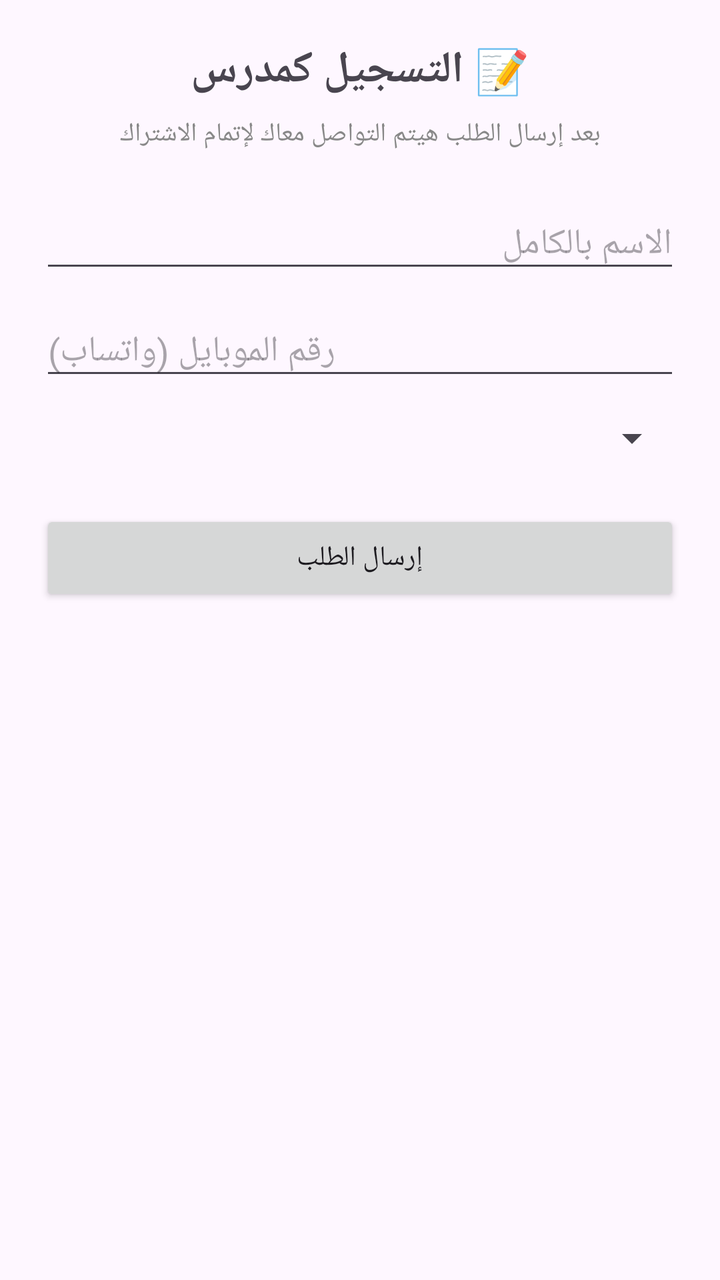
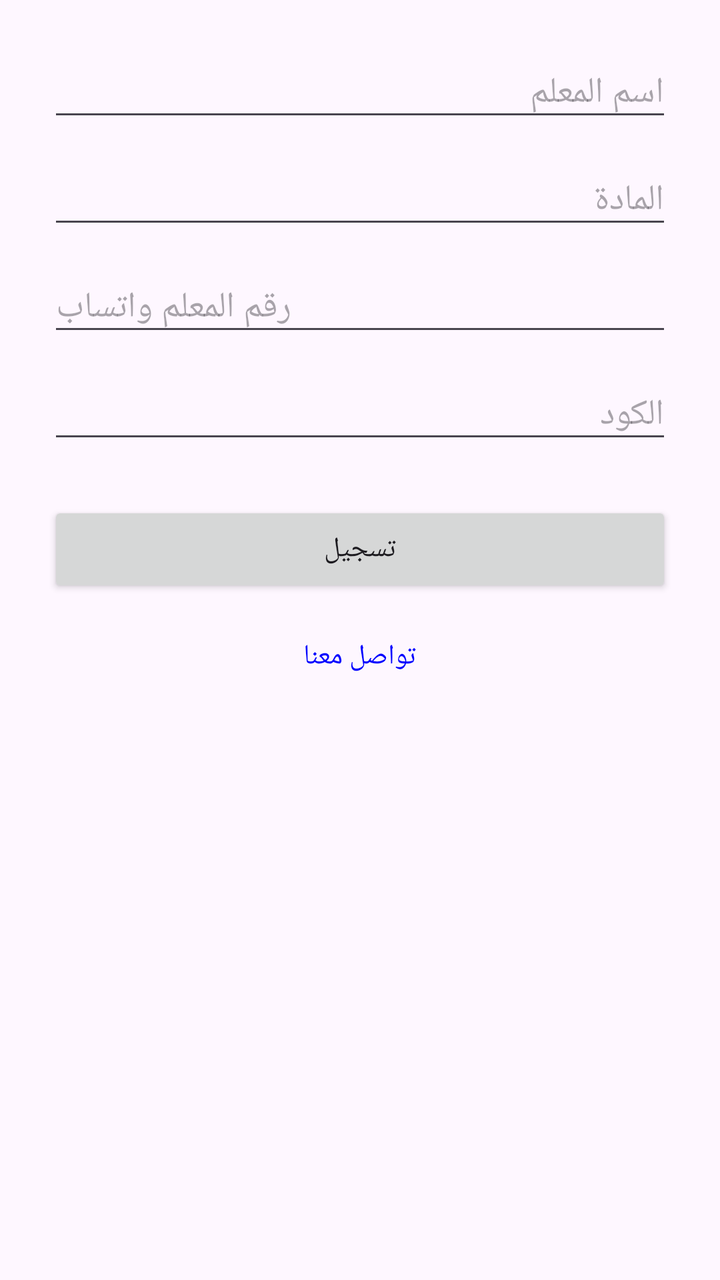

Screens rendered from an Android XML layout before and after an edit, with the pre-edit source and the edit as a unified diff.
<!-- AndroidManifest.xml: application theme Theme.1Bac -->
<!-- res/layout/activity_teacher_register.xml -->
<?xml version="1.0" encoding="utf-8"?>
<ScrollView xmlns:android="http://schemas.android.com/apk/res/android"
    android:layout_width="match_parent"
    android:layout_height="match_parent">

    <LinearLayout
        android:layout_width="match_parent"
        android:layout_height="wrap_content"
        android:orientation="vertical"
        android:padding="20dp">

        <TextView
            android:layout_width="match_parent"
            android:layout_height="wrap_content"
            android:text="📝 التسجيل كمدرس"
            android:textSize="22sp"
            android:textStyle="bold"
            android:gravity="center"
            android:layout_marginBottom="8dp" />

        <TextView
            android:layout_width="match_parent"
            android:layout_height="wrap_content"
            android:text="بعد إرسال الطلب هيتم التواصل معاك لإتمام الاشتراك"
            android:textSize="13sp"
            android:gravity="center"
            android:textColor="#888888"
            android:layout_marginBottom="24dp" />

        <EditText
            android:id="@+id/teacherNameInput"
            android:layout_width="match_parent"
            android:layout_height="wrap_content"
            android:hint="الاسم بالكامل"
            android:inputType="textPersonName" />

        <EditText
            android:id="@+id/teacherPhoneInput"
            android:layout_width="match_parent"
            android:layout_height="wrap_content"
            android:layout_marginTop="12dp"
            android:hint="رقم الموبايل (واتساب)"
            android:inputType="phone" />

        <Spinner
            android:id="@+id/teacherSubjectSpinner"
            android:layout_width="match_parent"
            android:layout_height="wrap_content"
            android:layout_marginTop="12dp" />

        <Button
            android:id="@+id/submitTeacherRequestButton"
            android:layout_width="match_parent"
            android:layout_height="wrap_content"
            android:layout_marginTop="24dp"
            android:text="إرسال الطلب" />

    </LinearLayout>
</ScrollView>
<!-- resources referenced by this layout -->
<resources>
  <style name="Theme.1Bac" parent="Base.Theme.1Bac" />
  <style name="Base.Theme.1Bac" parent="Theme.Material3.DayNight.NoActionBar">
          
          
      </style>
</resources>

<!-- the commit's change to res/layout/activity_teacher_register.xml (unified diff, before → after) -->
@@ -1,59 +1,28 @@
 <?xml version="1.0" encoding="utf-8"?>
-<ScrollView xmlns:android="http://schemas.android.com/apk/res/android"
+<LinearLayout xmlns:android="http://schemas.android.com/apk/res/android"
     android:layout_width="match_parent"
-    android:layout_height="match_parent">
+    android:layout_height="match_parent"
+    android:orientation="vertical"
+    android:padding="24dp">
 
-    <LinearLayout
-        android:layout_width="match_parent"
-        android:layout_height="wrap_content"
-        android:orientation="vertical"
-        android:padding="20dp">
+    <EditText android:id="@+id/etTeacherName" android:layout_width="match_parent"
+        android:layout_height="wrap_content" android:hint="اسم المعلم"/>
 
-        <TextView
-            android:layout_width="match_parent"
-            android:layout_height="wrap_content"
-            android:text="📝 التسجيل كمدرس"
-            android:textSize="22sp"
-            android:textStyle="bold"
-            android:gravity="center"
-            android:layout_marginBottom="8dp" />
+    <EditText android:id="@+id/etTeacherSubject" android:layout_width="match_parent"
+        android:layout_height="wrap_content" android:hint="المادة" android:layout_marginTop="12dp"/>
 
-        <TextView
-            android:layout_width="match_parent"
-            android:layout_height="wrap_content"
-            android:text="بعد إرسال الطلب هيتم التواصل معاك لإتمام الاشتراك"
-            android:textSize="13sp"
-            android:gravity="center"
-            android:textColor="#888888"
-            android:layout_marginBottom="24dp" />
+    <EditText android:id="@+id/etTeacherPhone" android:layout_width="match_parent"
+        android:layout_height="wrap_content" android:hint="رقم المعلم واتساب"
+        android:inputType="phone" android:layout_marginTop="12dp"/>
 
-        <EditText
-            android:id="@+id/teacherNameInput"
-            android:layout_width="match_parent"
-            android:layout_height="wrap_content"
-            android:hint="الاسم بالكامل"
-            android:inputType="textPersonName" />
+    <EditText android:id="@+id/etTeacherCode" android:layout_width="match_parent"
+        android:layout_height="wrap_content" android:hint="الكود" android:layout_marginTop="12dp"/>
 
-        <EditText
-            android:id="@+id/teacherPhoneInput"
-            android:layout_width="match_parent"
-            android:layout_height="wrap_content"
-            android:layout_marginTop="12dp"
-            android:hint="رقم الموبايل (واتساب)"
-            android:inputType="phone" />
+    <Button android:id="@+id/btnSubmitTeacher" android:layout_width="match_parent"
+        android:layout_height="wrap_content" android:text="تسجيل" android:layout_marginTop="24dp"/>
 
-        <Spinner
-            android:id="@+id/teacherSubjectSpinner"
-            android:layout_width="match_parent"
-            android:layout_height="wrap_content"
-            android:layout_marginTop="12dp" />
+    <TextView android:id="@+id/tvContactUsTeacher" android:layout_width="wrap_content"
+        android:layout_height="wrap_content" android:text="تواصل معنا" android:textColor="#0000FF"
+        android:layout_gravity="center" android:layout_marginTop="20dp"/>
 
-        <Button
-            android:id="@+id/submitTeacherRequestButton"
-            android:layout_width="match_parent"
-            android:layout_height="wrap_content"
-            android:layout_marginTop="24dp"
-            android:text="إرسال الطلب" />
-
-    </LinearLayout>
-</ScrollView>
+</LinearLayout>
